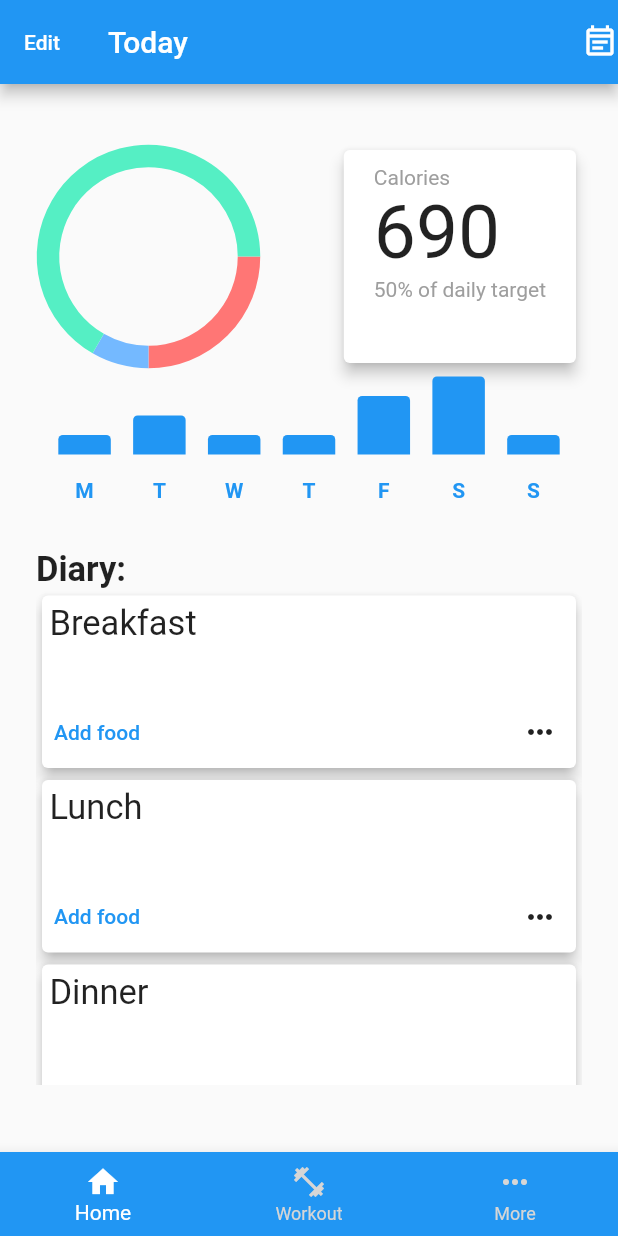
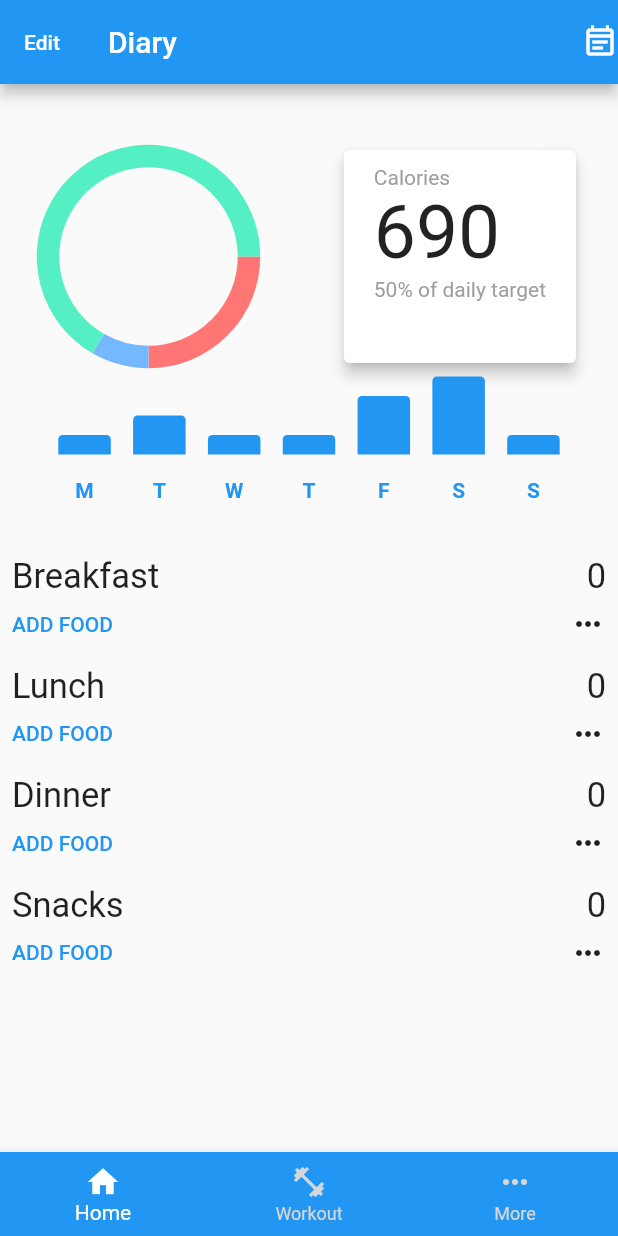
Before and after one commit to SaeedEndergiri/fitness_app, a Flutter app: the screen it shows after launch, on a phone screen of 412 x 824 dp. Run offline on Flutter 3.47's test engine with Material 2 defaults, Android fonts, the phone set to English and light mode, and no system bars; drawn by our look-alikes of fl_chart, pie_chart; our stand-ins replace cloud_firestore, firebase_core; accounts and stored records are empty.

Commit message:
more features

```diff
--- a/lib/main.dart
+++ b/lib/main.dart
@@ -1,7 +1,10 @@
+import 'package:fitness_app/screens/add_food_screen.dart';
 import 'package:fitness_app/screens/home_screen.dart';
 import 'package:flutter/material.dart';
 import 'package:firebase_core/firebase_core.dart';
+import 'package:provider/provider.dart';
 import 'firebase_options.dart';
+import 'providers/foods.dart';
 
 void main() async {
   WidgetsFlutterBinding.ensureInitialized();
@@ -15,13 +18,19 @@ class MyApp extends StatelessWidget {
   const MyApp({Key? key}) : super(key: key);
   @override
   Widget build(BuildContext context) {
-    return MaterialApp(
-      title: 'Flutter Demo',
-      theme: ThemeData(
-        colorScheme: ColorScheme.fromSwatch()
-            .copyWith(primary: Colors.blue, onPrimary: Colors.white),
+    return ChangeNotifierProvider.value(
+      value: Foods(),
+      child: MaterialApp(
+        title: 'Flutter Fitness',
+        theme: ThemeData(
+          colorScheme: ColorScheme.fromSwatch()
+              .copyWith(primary: Colors.blue, onPrimary: Colors.white),
+        ),
+        home: HomeScreen(),
+        routes: {
+          AddFoodScreen.routeName: (ctx) => AddFoodScreen(),
+        },
       ),
-      home: HomeScreen(),
     );
   }
 }
--- a/lib/models/category.dart
+++ b/lib/models/category.dart
@@ -1,9 +1,9 @@
 // ignore_for_file: public_member_api_docs, sort_constructors_first
 class Category {
-  final String id;
+  //final String id;
   final String title;
   Category({
-    required this.id,
+    //required this.id,
     required this.title,
   });
 }
--- a/lib/models/food.dart
+++ b/lib/models/food.dart
@@ -1,14 +1,19 @@
 // ignore_for_file: public_member_api_docs, sort_constructors_first
+import 'package:cloud_firestore/cloud_firestore.dart';
+
+import 'dart:convert';
 import 'category.dart';
 
 class Food {
-  int id;
+  final FirebaseFirestore _db = FirebaseFirestore.instance;
+  String id;
   String name;
   String description;
   String imageUrl;
   String servingSize;
+  String servingUnit;
   int servings;
-  Nutrition nutritions;
+  Nutrition? nutritions;
   List<Category>? categories;
 
   Food({
@@ -17,17 +22,19 @@ class Food {
     required this.description,
     required this.imageUrl,
     required this.servingSize,
+    required this.servingUnit,
     required this.servings,
     required this.nutritions,
     this.categories,
   });
 
   Food copyWith({
-    int? id,
+    String? id,
     String? name,
     String? description,
     String? imageUrl,
     String? servingSize,
+    String? servingUnit,
     int? servings,
     Nutrition? nutritions,
     List<Category>? categories,
@@ -38,11 +45,36 @@ class Food {
       description: description ?? this.description,
       imageUrl: imageUrl ?? this.imageUrl,
       servingSize: servingSize ?? this.servingSize,
+      servingUnit: servingUnit ?? this.servingUnit,
       servings: servings ?? this.servings,
       nutritions: nutritions ?? this.nutritions,
       categories: categories ?? this.categories,
     );
   }
+
+  factory Food.fromMap({required Map snapshot, required String id}) {
+    return Food(
+        id: id,
+        description: snapshot['description'] ?? '',
+        name: snapshot['name'] ?? '',
+        imageUrl: snapshot['imageUrl'] ?? '',
+        nutritions: snapshot['nutritions'] == null
+            ? null
+            : Nutrition.fromMap(snapshot['nutritions']),
+        servings: snapshot['servings'] ?? 0,
+        servingSize: snapshot['servingSize'] ?? '',
+        servingUnit: snapshot['servingUnit'] ?? '',
+        categories: snapshot['categories'] == null
+            ? []
+            : (snapshot['categories'] as List)
+                .map((e) => Category(title: e as String))
+                .toList());
+  }
+
+  // Stream<List<Food>> streamFood() {
+  //   return _db.collection('food').snapshots().map((snap) =>
+  //       snap.docs.map((doc) => Food.fromMap(doc.data(), doc.id)).toList());
+  // }
 }
 
 class Nutrition {
@@ -50,12 +82,21 @@ class Nutrition {
   int fat;
   int protein;
   int carbohydrates;
+
   Nutrition({
     required this.calories,
     required this.fat,
     required this.protein,
     required this.carbohydrates,
   });
+
+  factory Nutrition.fromMap(Map<String, dynamic> data) {
+    return Nutrition(
+        calories: data['calories'] ?? 0,
+        fat: data['fat'] ?? 0,
+        carbohydrates: data['carbohydrates'] ?? 0,
+        protein: data['protein'] ?? 0);
+  }
 
   Nutrition copyWith({
     int? calories,
--- /dev/null
+++ b/lib/providers/foods.dart
@@ -0,0 +1,48 @@
+import 'dart:math';
+
+import 'package:flutter/cupertino.dart';
+
+import '../models/category.dart';
+import '../models/food.dart';
+import '../services/database_services.dart';
+
+class Foods with ChangeNotifier {
+  List<Food> _items = [];
+
+  List<Food> get items {
+    return [..._items];
+  }
+
+  Food findById(String id) {
+    return _items.firstWhere((food) => food.id == id);
+  }
+
+  List<Food> mealTypeItems(String mealType) {
+    List<Food> resList = [];
+    resList = _items
+        .where((food) => food.categories!
+            .any((category) => category.title == mealType.toLowerCase()))
+        .toList();
+    return resList;
+  }
+
+  static int totalCalories(List<Food> foods) {
+    return foods.fold(
+        0, (int sum, Food food) => sum + food.nutritions!.calories);
+  }
+
+  Future<void> fetchAndSetFoods(String mealType) async {
+    final dataList = await DatabaseServices.getFoodData();
+    try {
+      _items = dataList
+          .map(
+            (food) => Food.fromMap(snapshot: food.data(), id: food.id),
+          )
+          .toList();
+    } on Exception catch (e) {
+      print(e);
+    }
+    // print(_items);
+    notifyListeners();
+  }
+}
--- a/lib/screens/home_screen.dart
+++ b/lib/screens/home_screen.dart
@@ -21,7 +21,7 @@ class _HomeScreenState extends State<HomeScreen> {
           style: TextButton.styleFrom(primary: Colors.white),
           child: Text('Edit'),
         ),
-        title: Text('Today'),
+        title: Text('Diary'),
         actions: [Icon(Icons.event_note_outlined)],
       ),
       body: Padding(
@@ -34,26 +34,18 @@ class _HomeScreenState extends State<HomeScreen> {
             const SizedBox(
               height: 20,
             ),
-            Container(
-              margin: const EdgeInsets.symmetric(horizontal: 24),
-              child: Row(
-                mainAxisAlignment: MainAxisAlignment.spaceBetween,
-                children: [
-                  const Text(
-                    'Diary:',
-                    style: TextStyle(fontSize: 23, fontWeight: FontWeight.bold),
-                  ),
-                ],
-              ),
-            ),
-            SingleChildScrollView(
+            Expanded(
               child: Container(
-                height: 330,
-                margin: const EdgeInsets.symmetric(horizontal: 24),
-                child: ListView.builder(
+                // margin: const EdgeInsets.symmetric(horizontal: 24),
+                child: ListView(
+                  shrinkWrap: true,
                   padding: EdgeInsets.all(0),
-                  itemCount: 4,
-                  itemBuilder: (context, i) => MealCard(index: i),
+                  children: [
+                    MealCard('breakfast'),
+                    MealCard('lunch'),
+                    MealCard('dinner'),
+                    MealCard('snacks'),
+                  ],
                 ),
               ),
             ),
--- /dev/null
+++ b/lib/services/database_services.dart
@@ -0,0 +1,13 @@
+import 'package:cloud_firestore/cloud_firestore.dart';
+
+class DatabaseServices {
+  static final FirebaseFirestore _db = FirebaseFirestore.instance;
+
+  static Future<List<QueryDocumentSnapshot<Map<String, dynamic>>>>
+      getFoodData() async {
+    final _foodCollectionRef = _db.collection('food');
+    final foodSnapshot = await _foodCollectionRef.get();
+    final foodData = foodSnapshot.docs.map((doc) => doc).toList();
+    return foodData;
+  }
+}
--- a/lib/widgets/meal_card.dart
+++ b/lib/widgets/meal_card.dart
@@ -1,107 +1,131 @@
 // ignore_for_file: public_member_api_docs, sort_constructors_first
+
 import 'package:cloud_firestore/cloud_firestore.dart';
+import 'package:firebase_core/firebase_core.dart';
+import 'package:fitness_app/screens/add_food_screen.dart';
 import 'package:flutter/material.dart';
+import 'package:provider/provider.dart';
+
+import '../providers/foods.dart';
 
 class MealCard extends StatefulWidget {
-  final int index;
-  const MealCard({
-    required this.index,
-  });
+  final String mealType;
+  const MealCard(
+    this.mealType,
+  );
 
   @override
   State<MealCard> createState() => _MealCardState();
 }
 
 class _MealCardState extends State<MealCard> {
-  var _mealType;
-
-  String get mealTypeText {
-    switch (widget.index) {
-      case 0:
-        _mealType = 'Breakfast';
-        break;
-      case 1:
-        _mealType = 'Lunch';
-        break;
-      case 2:
-        _mealType = 'Dinner';
-        break;
-      case 3:
-        _mealType = 'Snacks';
-        break;
-    }
-    return _mealType;
+  void openAddFoodScreen(String mealType) {
+    Navigator.of(context)
+        .pushNamed(AddFoodScreen.routeName, arguments: mealType);
   }
 
-  Future<int> mealCount(String mealType) async {
-    mealType = mealType.toLowerCase();
-    int count = -1;
-    var ref = await FirebaseFirestore.instance
-        .collection('food')
-        .where('categories.$mealType', isNull: false)
-        .get();
-    count = ref.docs.length;
-    print(count);
-    return count;
+  String capitalize(String text) {
+    if (text.trim().isEmpty) return "";
+
+    return "${text[0].toUpperCase()}${text.substring(1)}";
   }
 
   @override
   Widget build(BuildContext context) {
-    mealTypeText;
-    return Card(
-      elevation: 4,
+    return FutureBuilder(
+      future: Provider.of<Foods>(context, listen: false)
+          .fetchAndSetFoods(widget.mealType),
+      builder: (ctx, dataSnapshot) {
+        // print(dataSnapshot);
+        if (dataSnapshot.connectionState == ConnectionState.waiting) {
+          return Center(child: CircularProgressIndicator());
+        }
+        if (dataSnapshot.error != null) {
+          return Text('Error Occurred');
+        } else {
+          return Consumer<Foods>(
+            builder: (context, foodData, child) {
+              var meals = foodData.mealTypeItems(widget.mealType);
+              return Container(
+                margin: EdgeInsets.symmetric(horizontal: 0, vertical: 5),
+                padding: EdgeInsets.symmetric(horizontal: 8),
                 child: Column(
                   crossAxisAlignment: CrossAxisAlignment.start,
                   children: [
-          Padding(
-            padding: const EdgeInsets.all(5.0),
-            child: Row(
+                    Row(
+                      mainAxisAlignment: MainAxisAlignment.spaceBetween,
                       children: [
                         Text(
-                  '$_mealType',
+                          '${capitalize(widget.mealType)}',
                           style: TextStyle(fontSize: 23),
-                )
+                        ),
+                        Text(
+                          '${Foods.totalCalories(meals)}',
+                          style: TextStyle(fontSize: 23),
+                        ),
                       ],
                     ),
+                    ListView.builder(
+                        shrinkWrap: true,
+                        physics: NeverScrollableScrollPhysics(),
+                        itemCount: meals.length,
+                        itemBuilder: (ctx, i) {
+                          //print(foodData.items.length);
+                          return Container(
+                            child: Column(
+                              crossAxisAlignment: CrossAxisAlignment.start,
+                              children: [
+                                Divider(),
+                                Row(
+                                  mainAxisAlignment:
+                                      MainAxisAlignment.spaceBetween,
+                                  children: [
+                                    Text(
+                                      meals[i].name,
+                                      style: TextStyle(fontSize: 18),
                                     ),
-          StreamBuilder(
-              stream: FirebaseFirestore.instance
-                  .collection('food')
-                  .where('categories.${_mealType.toLowerCase()}', isNull: false)
-                  .snapshots(),
-              builder: (ctx, AsyncSnapshot<QuerySnapshot> foodSnapshot) {
-                if (foodSnapshot.connectionState == ConnectionState.waiting) {
-                  return const Center(
-                    child: CircularProgressIndicator(),
-                  );
-                }
-                final foodDocs = foodSnapshot.data!.docs;
-                return Container(
-                  height: 30,
-                  padding: const EdgeInsets.all(5),
-                  child: ListView.builder(
-                      itemCount: foodDocs.length,
-                      itemBuilder: (ctx, i) {
-                        return Text(foodDocs[i]['name']);
-                      }),
+                                    Text(
+                                      meals[i].nutritions!.calories.toString(),
+                                    ),
+                                  ],
+                                ),
+                                SizedBox(
+                                  height: 10,
+                                ),
+                                if (meals[i].description.isNotEmpty)
+                                  Text(
+                                    meals[i].description,
+                                  ),
+                              ],
+                            ),
                           );
                         }),
                     Row(
-            //mainAxisAlignment: MainAxisAlignment.start,
+                      mainAxisAlignment: MainAxisAlignment.spaceBetween,
                       children: [
                         TextButton(
-                onPressed: () {},
-                child: Text('Add food'),
+                          style: TextButton.styleFrom(
+                              padding: EdgeInsets.zero,
+                              tapTargetSize: MaterialTapTargetSize.shrinkWrap),
+                          onPressed: () {
+                            openAddFoodScreen(widget.mealType);
+                          },
+                          child: Text('Add food'.toUpperCase()),
                         ),
-              Expanded(child: SizedBox()),
-              IconButton(
-                onPressed: () {},
-                icon: Icon(Icons.more_horiz),
-              ),
+                        InkWell(
+                          borderRadius: BorderRadius.circular(100),
+                          onTap: () {},
+                          child: Icon(Icons.more_horiz),
+                        )
                       ],
                     )
                   ],
                 ),
               );
+            },
+          );
+        }
+      },
+    );
   }
 }
--- a/pubspec.yaml
+++ b/pubspec.yaml
@@ -38,6 +38,7 @@ dependencies:
   fl_chart: ^0.51.0
   cloud_firestore: ^3.1.17
   firebase_core: ^1.17.1
+  provider: ^6.0.3
 
 dev_dependencies:
   flutter_test:
```
Also changed, not shown: lib/screens/add_food_screen.dart (added, +343 -0 lines), pubspec.lock. Lines whose indentation alone changed are shown as unchanged.
